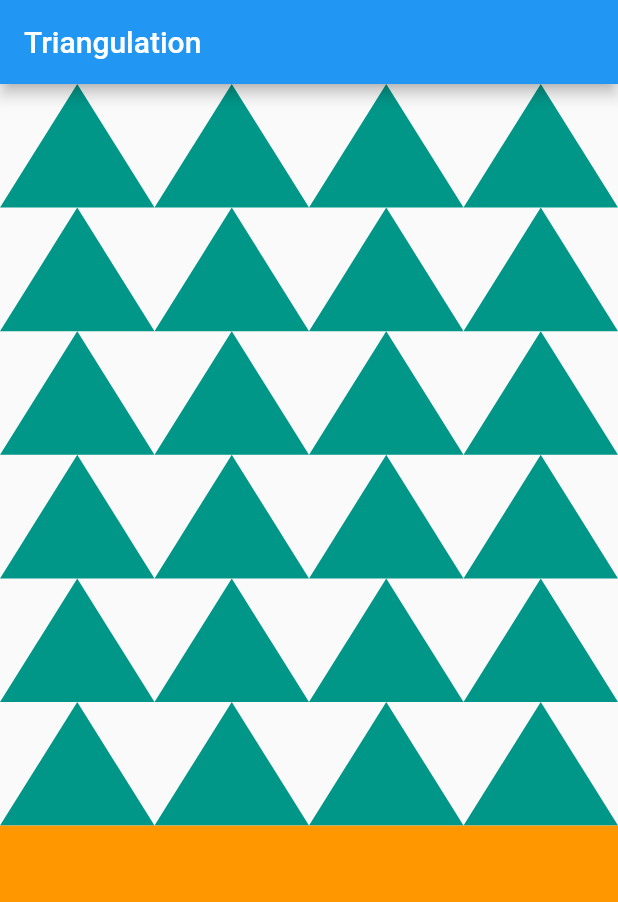
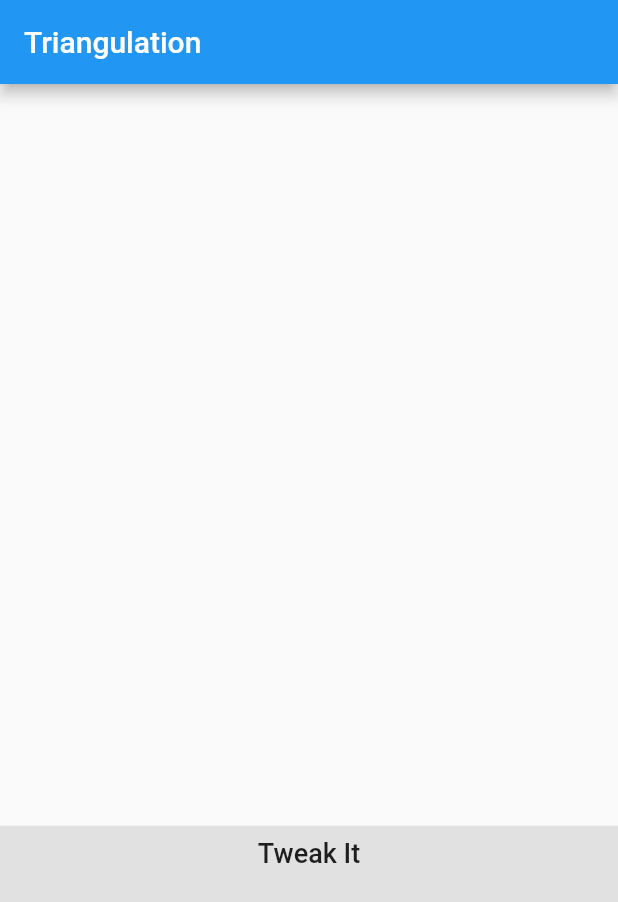
Before and after one commit to mohsin2596/Triangulation, a Flutter app: the screen it shows after launch, on a phone screen of 412 x 824 dp. Shown: the top 902 px of the screen. Run offline on Flutter 3.47's test engine with Material 2 defaults, Android fonts, the phone set to English and light mode, and no system bars.

Commit message:
Task 1 completed. Canvas filled with empty triangles

```diff
--- a/lib/screens/main_screen.dart
+++ b/lib/screens/main_screen.dart
@@ -1,6 +1,6 @@
 import 'package:flutter/material.dart';
 import 'package:triangulation/constans/strings.dart';
-import 'package:triangulation/utils/draw_triangle.dart';
+import 'package:triangulation/utils/widget_helper.dart';
 
 class MainScreen extends StatefulWidget {
   @override
@@ -9,55 +9,33 @@ class MainScreen extends StatefulWidget {
 
 class _MainScreenState extends State<MainScreen> {
   //Number of rows of triangles to draw on canvas. Used for height calculation as well
-  var numOfRows = 6;
+  var numOfRows = 5;
+
+  //Number of columns for canvas
+  var numOfColumns = 5;
 
   @override
   Widget build(BuildContext context) {
+    var widgetHelper = TriangleWidgetHelper(context: context);
+    widgetHelper.setRowsCols(numOfRows, numOfColumns);
+
     return Scaffold(
       appBar: AppBar(
         title: Text(Strings.appTitle),
       ),
       body: Container(
-        child: Column(
-          children: columnChildren(context),
+        //Triangles will be stacked onto one another to fill screen
+        child: Stack(
+          children: <Widget>[
+            Column(
+              children: widgetHelper.columnChildren(context),
+            ),
+            Column(
+              children: widgetHelper.invertedColumnChildren(context),
+            )
+          ],
         ),
       ),
     );
   }
-
-  List<CustomPaint> getTriangleRow(BuildContext context) {
-    List<CustomPaint> triangles = List<CustomPaint>();
-
-    var screenSize = MediaQuery.of(context).size;
-    var triangleSize = screenSize.width / 4;
-
-    //Canvas on which triangles will be drawn has roughly 3/5 of screen's height
-    var height = ((screenSize.height * 3) / 5) / numOfRows;
-
-    //There will be 4 triangles across the width of our screen for now
-    for (int i = 0; i < 4; i++) {
-      triangles.add(CustomPaint(
-        size: Size(triangleSize, height),
-        painter: DrawTriangle(color: Colors.teal, type: TriangleType.normal),
-      ));
-    }
-
-    return triangles;
-  }
-
-  List<Widget> columnChildren(BuildContext context) {
-    List<Widget> children = List<Widget>();
-
-    for (int i = 0; i < numOfRows; i++) {
-      children.add(Row(children: getTriangleRow(context)));
-    }
-
-    children.add(Expanded(
-      child: Container(
-        color: Colors.orange,
-      ),
-    ));
-
-    return children;
-  }
 }
--- a/lib/utils/draw_triangle.dart
+++ b/lib/utils/draw_triangle.dart
@@ -34,6 +34,27 @@ class DrawTriangle extends CustomPainter {
 
         break;
 
+      case TriangleType.leftCorner:
+        path.lineTo(0, size.height);
+        path.lineTo(size.width, 0);
+        path.lineTo(0, 0);
+
+        break;
+
+      case TriangleType.rightCorner:
+        path.lineTo(size.width, size.height);
+        path.lineTo(size.width, 0);
+        path.lineTo(0, 0);
+
+        break;
+
+      case TriangleType.inverted:
+        path.lineTo(size.width / 2, size.height);
+        path.lineTo(size.width, 0);
+        path.lineTo(0, 0);
+
+        break;
+
       default:
         break;
     }
--- /dev/null
+++ b/lib/utils/widget_helper.dart
@@ -0,0 +1,119 @@
+import 'package:flutter/material.dart';
+import 'draw_triangle.dart';
+
+class TriangleWidgetHelper {
+  var numOfRows = 0;
+  var numOfColumns = 0;
+  final BuildContext context;
+
+  TriangleWidgetHelper({this.context});
+
+  void setRowsCols(int rows, int cols) {
+    this.numOfRows = rows;
+    this.numOfColumns = cols;
+  }
+
+  List<CustomPaint> getTriangleRow(BuildContext context) {
+    List<CustomPaint> triangles = List<CustomPaint>();
+
+    var screenSize = MediaQuery.of(context).size;
+    var width = screenSize.width / numOfColumns;
+
+    //Canvas on which triangles will be drawn has roughly 3/5 of screen's height
+    var height = ((screenSize.height * 3) / 5) / numOfRows;
+
+    for (int i = 0; i < numOfColumns; i++) {
+      triangles.add(
+        CustomPaint(
+          size: Size(width, height),
+          painter: DrawTriangle(
+              color: Colors.transparent, type: TriangleType.normal),
+        ),
+      );
+    }
+
+    return triangles;
+  }
+
+  List<Widget> columnChildren(BuildContext context) {
+    List<Widget> children = List<Widget>();
+
+    for (int i = 0; i < numOfRows; i++) {
+      children.add(Row(children: getTriangleRow(context)));
+    }
+
+    children.add(Expanded(
+      child: tweakContainer(),
+    ));
+
+    return children;
+  }
+
+  List<Widget> invertedColumnChildren(BuildContext context) {
+    List<Widget> children = List<Widget>();
+
+    for (int i = 0; i < numOfRows; i++) {
+      children.add(Row(children: getInvertedTriangleRow(context)));
+    }
+
+    return children;
+  }
+
+  List<CustomPaint> getInvertedTriangleRow(BuildContext context) {
+    List<CustomPaint> triangles = List<CustomPaint>();
+
+    var screenSize = MediaQuery.of(context).size;
+    var width = screenSize.width / numOfColumns;
+
+    //Canvas on which triangles will be drawn has roughly 3/5 of screen's height
+    var height = ((screenSize.height * 3) / 5) / numOfRows;
+
+    //Left inverted triangle
+    triangles.add(
+      CustomPaint(
+        size: Size(width / 2, height),
+        painter: DrawTriangle(
+            color: Colors.transparent, type: TriangleType.leftCorner),
+      ),
+    );
+
+    for (int i = 0; i < numOfColumns - 1; i++) {
+      triangles.add(
+        CustomPaint(
+          size: Size(width, height),
+          painter: DrawTriangle(
+              color: Colors.transparent, type: TriangleType.inverted),
+        ),
+      );
+    }
+
+    //Right inverted triangle
+    triangles.add(
+      CustomPaint(
+        size: Size(width / 2, height),
+        painter: DrawTriangle(
+            color: Colors.transparent, type: TriangleType.rightCorner),
+      ),
+    );
+
+    return triangles;
+  }
+
+  Widget tweakContainer() {
+    return Container(
+      width: double.infinity,
+      color: Color(0X1A000000),
+      child: Column(
+        children: <Widget>[
+          Padding(
+            padding: const EdgeInsets.all(8.0),
+            child: Text(
+              'Tweak It',
+              style: TextStyle(fontSize: 18, fontWeight: FontWeight.w500),
+            ),
+          ),
+        ],
+      ),
+    );
+  }
+}
```
